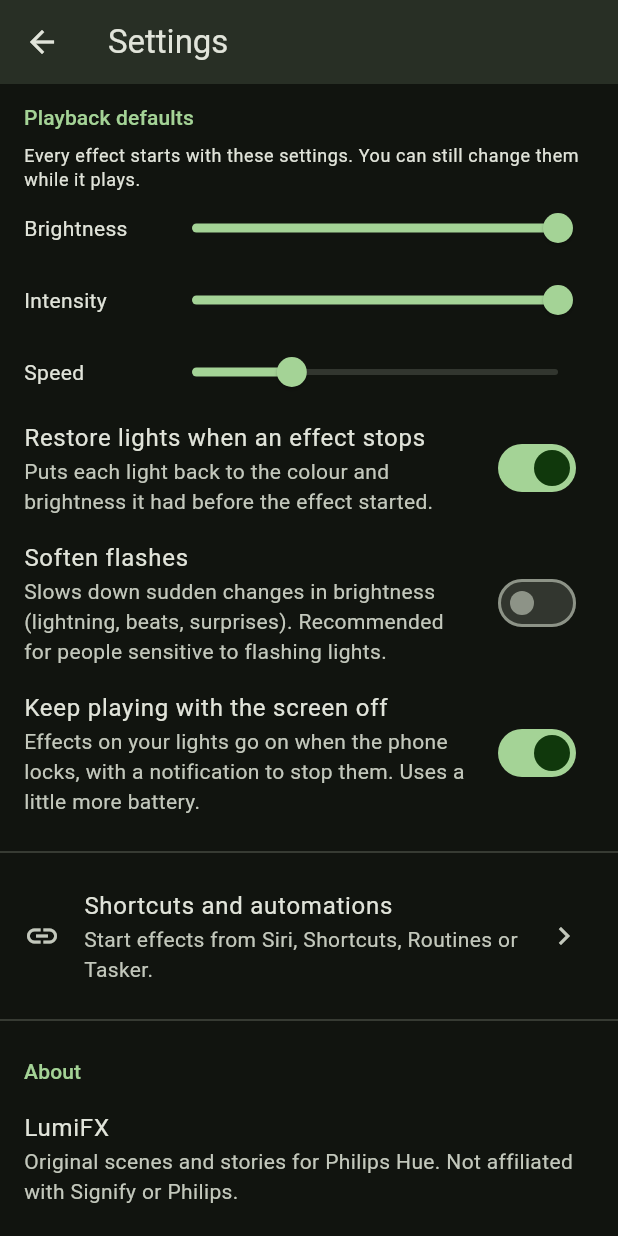
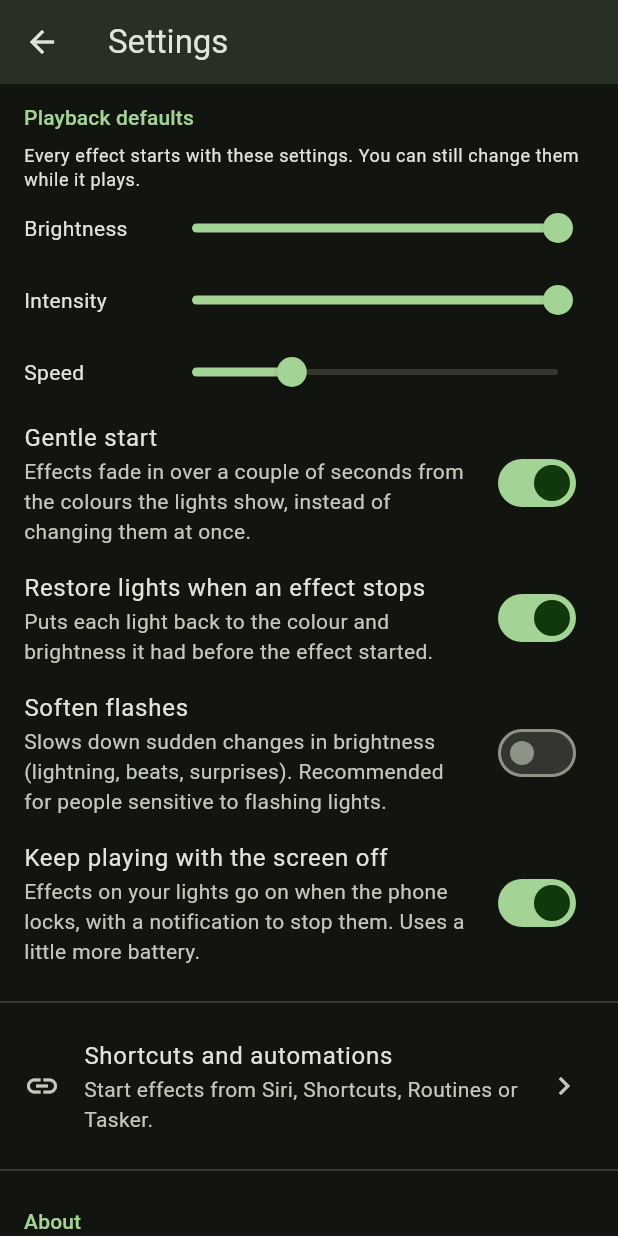
Before and after one commit to fz1101hub/Lumifx, a Flutter app: the SettingsScreen screen opened directly, scrolled down 132 dp, on a phone screen of 412 x 824 dp. Run offline on Flutter 3.47's test engine with Material 3 defaults, Android fonts, the phone set to English and light mode, and no system bars; our stand-ins replace flutter_secure_storage, qr_flutter, shared_preferences, wakelock_plus; missing offline and left inert: nsd, pointycastle, quick_actions, record; accounts and stored records are empty; generated files the repository leaves out were written again.

Commit message:
feat: gentle start
Effects now fade in over 2.5 seconds from what the lights show (read
from the bridge: colour, white temperature or gradient, brightness, or
off) instead of jumping to their first colours; the preview's lamps
fade in from dark. LightColor gains fromXy and fromMirek to turn the
bridge's state back into colours. Settings > Gentle start, on by
default.

Co-Authored-By: Claude Opus 5.5 <noreply@anthropic.com>
Claude-Session: https://claude.ai/code/session_01Szg8pjb3m6ZX5QZMLK69pw

```diff
--- a/lib/l10n/app_de.arb
+++ b/lib/l10n/app_de.arb
@@ -366,5 +366,7 @@
   "nightLight": "Nachtlicht",
   "nightLightHint": "Tippen, um dies wieder zu zeigen. Schließen oder zurück zum Verlassen.",
   "seasonHalloween": "Halloween steht vor der Tür",
-  "seasonChristmas": "Weihnachtszeit"
+  "seasonChristmas": "Weihnachtszeit",
+  "gentleStart": "Sanfter Start",
+  "gentleStartDescription": "Effekte blenden in ein paar Sekunden aus den aktuellen Farben der Lampen ein, statt sie sofort zu ändern."
 }
--- a/lib/l10n/app_en.arb
+++ b/lib/l10n/app_en.arb
@@ -1058,5 +1058,13 @@
   "seasonChristmas": "Christmas time",
   "@seasonChristmas": {
     "description": "Home shelf title around Christmas"
+  },
+  "gentleStart": "Gentle start",
+  "@gentleStart": {
+    "description": "Setting: effects fade in"
+  },
+  "gentleStartDescription": "Effects fade in over a couple of seconds from the colours the lights show, instead of changing them at once.",
+  "@gentleStartDescription": {
+    "description": "Explains the gentle start setting"
   }
 }
--- a/lib/l10n/app_es.arb
+++ b/lib/l10n/app_es.arb
@@ -366,5 +366,7 @@
   "nightLight": "Luz nocturna",
   "nightLightHint": "Toca para volver a ver esto. Cierra o vuelve atrás para salir.",
   "seasonHalloween": "Llega Halloween",
-  "seasonChristmas": "Tiempo de Navidad"
+  "seasonChristmas": "Tiempo de Navidad",
+  "gentleStart": "Inicio suave",
+  "gentleStartDescription": "Los efectos empiezan con un fundido de un par de segundos desde los colores actuales de las luces, en lugar de cambiarlos de golpe."
 }
--- a/lib/l10n/app_fr.arb
+++ b/lib/l10n/app_fr.arb
@@ -366,5 +366,7 @@
   "nightLight": "Veilleuse",
   "nightLightHint": "Touchez pour revoir ceci. Fermez ou revenez en arrière pour quitter.",
   "seasonHalloween": "Halloween approche",
-  "seasonChristmas": "C'est Noël"
+  "seasonChristmas": "C'est Noël",
+  "gentleStart": "Démarrage en douceur",
+  "gentleStartDescription": "Les effets démarrent en fondu en quelques secondes depuis les couleurs actuelles des lampes, au lieu de les changer d'un coup."
 }
--- a/lib/l10n/app_it.arb
+++ b/lib/l10n/app_it.arb
@@ -366,5 +366,7 @@
   "nightLight": "Luce notturna",
   "nightLightHint": "Tocca per rivedere questo messaggio. Chiudi o torna indietro per uscire.",
   "seasonHalloween": "Arriva Halloween",
-  "seasonChristmas": "È tempo di Natale"
+  "seasonChristmas": "È tempo di Natale",
+  "gentleStart": "Partenza dolce",
+  "gentleStartDescription": "Gli effetti partono sfumando in un paio di secondi dai colori attuali delle luci, invece di cambiarli di colpo."
 }
--- a/lib/l10n/app_ja.arb
+++ b/lib/l10n/app_ja.arb
@@ -366,5 +366,7 @@
   "nightLight": "ナイトライト",
   "nightLightHint": "タップするとこの表示が戻ります。閉じるか戻ると終了します。",
   "seasonHalloween": "もうすぐハロウィン",
-  "seasonChristmas": "クリスマスの季節"
+  "seasonChristmas": "クリスマスの季節",
+  "gentleStart": "やさしく開始",
+  "gentleStartDescription": "照明の色を一気に変えず、今の色から数秒かけて演出に切り替わります。"
 }
--- a/lib/l10n/app_nl.arb
+++ b/lib/l10n/app_nl.arb
@@ -366,5 +366,7 @@
   "nightLight": "Nachtlampje",
   "nightLightHint": "Tik om dit weer te tonen. Sluit of ga terug om te stoppen.",
   "seasonHalloween": "Halloween komt eraan",
-  "seasonChristmas": "Kersttijd"
+  "seasonChristmas": "Kersttijd",
+  "gentleStart": "Zachte start",
+  "gentleStartDescription": "Effecten vloeien in een paar seconden over vanuit de huidige kleuren van de lampen, in plaats van ze in één keer te veranderen."
 }
--- a/lib/l10n/app_pt.arb
+++ b/lib/l10n/app_pt.arb
@@ -366,5 +366,7 @@
   "nightLight": "Luz noturna",
   "nightLightHint": "Toque para ver isto de novo. Feche ou volte para sair.",
   "seasonHalloween": "O Halloween está chegando",
-  "seasonChristmas": "Época de Natal"
+  "seasonChristmas": "Época de Natal",
+  "gentleStart": "Início suave",
+  "gentleStartDescription": "Os efeitos começam com uma transição de alguns segundos a partir das cores atuais das luzes, em vez de mudá-las de uma vez."
 }
--- a/lib/src/core/effects/engine/effect_player.dart
+++ b/lib/src/core/effects/engine/effect_player.dart
@@ -73,6 +73,21 @@ class EffectPlayer {
   /// Swaps the effect in place, keeping its time: for a colour variant of
   /// the same effect.
   set effect(LightingEffect value) => _renderer.effect = value;
+
+  /// Fades in from [from] (what the lights show before the effect starts,
+  /// one frame per light) over [over], instead of jumping to the effect's
+  /// first colours. Call before [play].
+  void fadeInFrom(
+    List<LightFrame> from, {
+    Duration over = const Duration(milliseconds: 2500),
+  }) {
+    if (from.length != lightIds.length) {
+      return;
+    }
+    _fadeFrom = from;
+    _fadeLength = over;
+    _fadeElapsed = Duration.zero;
+  }
 
   /// Starts [next] from its beginning, blending from what the lights show
   /// now over [over], so changing effects never drops the room to black
--- a/lib/src/features/library/preferences_controller.dart
+++ b/lib/src/features/library/preferences_controller.dart
@@ -113,6 +113,15 @@ class PreferencesController extends ChangeNotifier {
   bool _firstRun = false;
   bool _onboardingDone = false;
   bool _keepPlayingScreenOff = true;
+  bool _gentleStart = true;
+
+  /// Effects fade in from what the lights show instead of jumping.
+  bool get gentleStart => _gentleStart;
+
+  Future<void> setGentleStart(bool value) {
+    _gentleStart = value;
+    return _changed();
+  }
 
   /// Effects on the lights go on when the phone locks (Android only).
   bool get keepPlayingScreenOff => _keepPlayingScreenOff;
@@ -155,6 +164,7 @@ class PreferencesController extends ChangeNotifier {
       _flashWarningShown = json['flashWarningShown'] as bool? ?? false;
       _onboardingDone = json['onboardingDone'] as bool? ?? true;
       _keepPlayingScreenOff = json['keepPlayingScreenOff'] as bool? ?? true;
+      _gentleStart = json['gentleStart'] as bool? ?? true;
       _musicSource = MusicSource.values.asNameMap()[json['musicSource']] ??
           MusicSource.microphone;
       final scenes = json['userScenes'];
@@ -345,6 +355,7 @@ class PreferencesController extends ChangeNotifier {
       'flashWarningShown': _flashWarningShown,
       'onboardingDone': _onboardingDone,
       'keepPlayingScreenOff': _keepPlayingScreenOff,
+      'gentleStart': _gentleStart,
       'musicSource': _musicSource.name,
       'playlists': [for (final p in _playlists) p.toJson()],
       'userScenes': [for (final s in _userScenes) s.toJson()],
--- a/lib/src/features/settings/settings_screen.dart
+++ b/lib/src/features/settings/settings_screen.dart
@@ -62,6 +62,12 @@ class SettingsScreen extends StatelessWidget {
                 min: 0.25,
                 max: 3,
                 onChanged: (v) => update(controls.copyWith(speed: v)),
+              ),
+              SwitchListTile(
+                title: Text(l10n.gentleStart),
+                subtitle: Text(l10n.gentleStartDescription),
+                value: preferences.gentleStart,
+                onChanged: preferences.setGentleStart,
               ),
               SwitchListTile(
                 title: Text(l10n.restoreLights),
```
Also changed, not shown: lib/src/core/color/light_color.dart (+43 -0 lines), lib/src/core/hue/hue_models.dart (+27 -0 lines), lib/src/features/effects/playback_controller.dart (+30 -0 lines), 1 other file.
